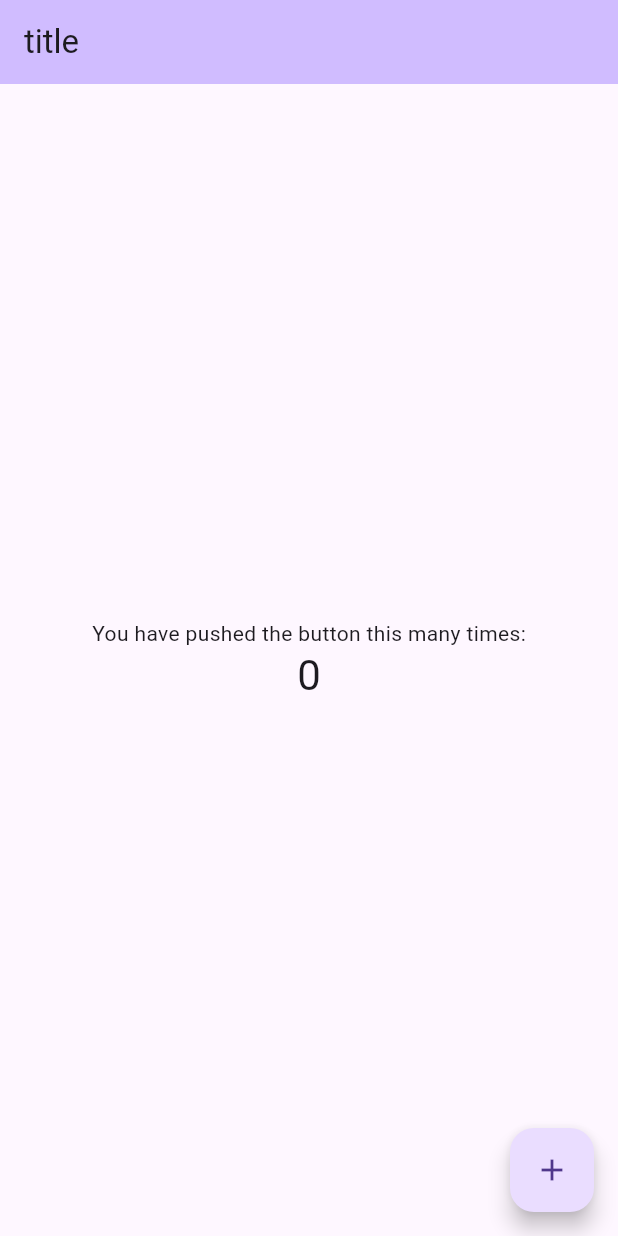
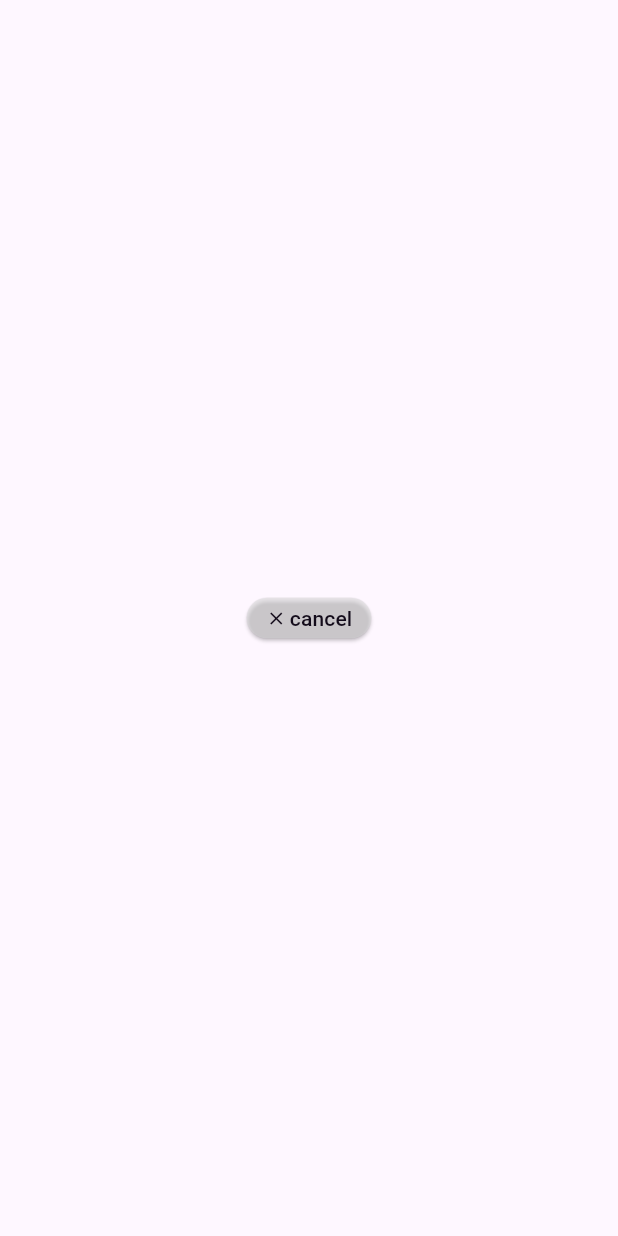
Before and after one commit to AlphaMusicProject/AlphaMusic, a Flutter app: the screen it shows after launch, on a phone screen of 412 x 824 dp. Run offline on Flutter 3.47's test engine with Material 3 defaults, Android fonts, the phone set to English and light mode, and no system bars; our stand-ins replace get.

Commit message:
:sparkles: :: cancel button

```diff
--- /dev/null
+++ b/lib/feature/home/home_screen.dart
@@ -0,0 +1,15 @@
+import 'package:alphamusic/shared/components/cancel_button.dart';
+import 'package:flutter/material.dart';
+
+class HomeScreen extends StatelessWidget {
+  const HomeScreen({super.key});
+
+  @override
+  Widget build(BuildContext context) {
+    return Scaffold(
+      body: Center(
+        child: CancelButton(),
+      ),
+    );
+  }
+}
--- a/lib/main.dart
+++ b/lib/main.dart
@@ -1,118 +1,13 @@
+import 'package:alphamusic/feature/home/home_screen.dart';
 import 'package:alphamusic/shared/controller/music_controller.dart';
 import 'package:flutter/material.dart';
 import 'package:get/get.dart';
 import 'package:flutter_localizations/flutter_localizations.dart';
 
 void main() async {
-  await initService();
-  runApp(const MyApp());
+  runApp(
+    MaterialApp(
+      home: HomeScreen(),
+    ),
+  );
 }
-
-Future<void> initService() async {
-  await Get.putAsync<MusicController>(() async => MusicController());
-}
-
-class MyApp extends StatelessWidget {
-  const MyApp({super.key});
-
-  // This widget is the root of your application.
-  @override
-  Widget build(BuildContext context) {
-    return GetMaterialApp(
-      debugShowCheckedModeBanner: false,
-      localizationsDelegates: const [
-        GlobalMaterialLocalizations.delegate,
-        GlobalCupertinoLocalizations.delegate
-      ],
-      home: MyHomePage(title: "title"),
-    );
-  }
-}
-
-class MyHomePage extends StatefulWidget {
-  const MyHomePage({super.key, required this.title});
-
-  // This widget is the home page of your application. It is stateful, meaning
-  // that it has a State object (defined below) that contains fields that affect
-  // how it looks.
-
-  // This class is the configuration for the state. It holds the values (in this
-  // case the title) provided by the parent (in this case the App widget) and
-  // used by the build method of the State. Fields in a Widget subclass are
-  // always marked "final".
-
-  final String title;
-
-  @override
-  State<MyHomePage> createState() => _MyHomePageState();
-}
-
-class _MyHomePageState extends State<MyHomePage> {
-  int _counter = 0;
-
-  void _incrementCounter() {
-    setState(() {
-      // This call to setState tells the Flutter framework that something has
-      // changed in this State, which causes it to rerun the build method below
-      // so that the display can reflect the updated values. If we changed
-      // _counter without calling setState(), then the build method would not be
-      // called again, and so nothing would appear to happen.
-      _counter++;
-    });
-  }
-
-  @override
-  Widget build(BuildContext context) {
-    // This method is rerun every time setState is called, for instance as done
-    // by the _incrementCounter method above.
-    //
-    // The Flutter framework has been optimized to make rerunning build methods
-    // fast, so that you can just rebuild anything that needs updating rather
-    // than having to individually change instances of widgets.
-    return Scaffold(
-      appBar: AppBar(
-        // TRY THIS: Try changing the color here to a specific color (to
-        // Colors.amber, perhaps?) and trigger a hot reload to see the AppBar
-        // change color while the other colors stay the same.
-        backgroundColor: Theme.of(context).colorScheme.inversePrimary,
-        // Here we take the value from the MyHomePage object that was created by
-        // the App.build method, and use it to set our appbar title.
-        title: Text(widget.title),
-      ),
-      body: Center(
-        // Center is a layout widget. It takes a single child and positions it
-        // in the middle of the parent.
-        child: Column(
-          // Column is also a layout widget. It takes a list of children and
-          // arranges them vertically. By default, it sizes itself to fit its
-          // children horizontally, and tries to be as tall as its parent.
-          //
-          // Column has various properties to control how it sizes itself and
-          // how it positions its children. Here we use mainAxisAlignment to
-          // center the children vertically; the main axis here is the vertical
-          // axis because Columns are vertical (the cross axis would be
-          // horizontal).
-          //
-          // TRY THIS: Invoke "debug painting" (choose the "Toggle Debug Paint"
-          // action in the IDE, or press "p" in the console), to see the
-          // wireframe for each widget.
-          mainAxisAlignment: MainAxisAlignment.center,
-          children: <Widget>[
-            const Text(
-              'You have pushed the button this many times:',
-            ),
-            Text(
-              '$_counter',
-              style: Theme.of(context).textTheme.headlineMedium,
-            ),
-          ],
-        ),
-      ),
-      floatingActionButton: FloatingActionButton(
-        onPressed: _incrementCounter,
-        tooltip: 'Increment',
-        child: const Icon(Icons.add),
-      ), // This trailing comma makes auto-formatting nicer for build methods.
-    );
-  }
-}
--- /dev/null
+++ b/lib/shared/components/cancel_button.dart
@@ -0,0 +1,51 @@
+import 'package:flutter/cupertino.dart';
+import 'package:flutter/material.dart';
+
+class CancelButton extends StatelessWidget {
+  const CancelButton({super.key});
+
+  @override
+  Widget build(BuildContext context) {
+    return SizedBox(
+      width: 83, // 크기 유지
+      height: 27, // 크기 유지
+      child: ElevatedButton(
+        onPressed: () {
+          Navigator.of(context).pop();
+        },
+        style: ElevatedButton.styleFrom(
+          shape: RoundedRectangleBorder(
+            borderRadius: BorderRadius.circular(35),
+          ),
+          backgroundColor: Color.fromARGB(128, 217, 217, 217),
+          padding: EdgeInsets.zero,
+        ),
+        child: Row(
+          mainAxisSize: MainAxisSize.min,
+          mainAxisAlignment: MainAxisAlignment.center,
+          children: [
+            IconTheme(
+              data: IconThemeData(
+                weight: 1500,
+                size: 14,
+              ),
+              child: Icon(
+                Icons.close,
+                color: Color.fromARGB(255, 19, 11, 26),
+              ),
+            ),
+            SizedBox(width: 2),
+            Text(
+              "cancel",
+              style: TextStyle(
+                color: Color.fromARGB(255, 19, 11, 26),
+                fontSize: 14,
+                fontWeight: FontWeight.w500,
+              ),
+            ),
+          ],
+        ),
+      ),
+    );
+  }
+}
```
Also changed, not shown: pubspec.lock, 2 other files.
